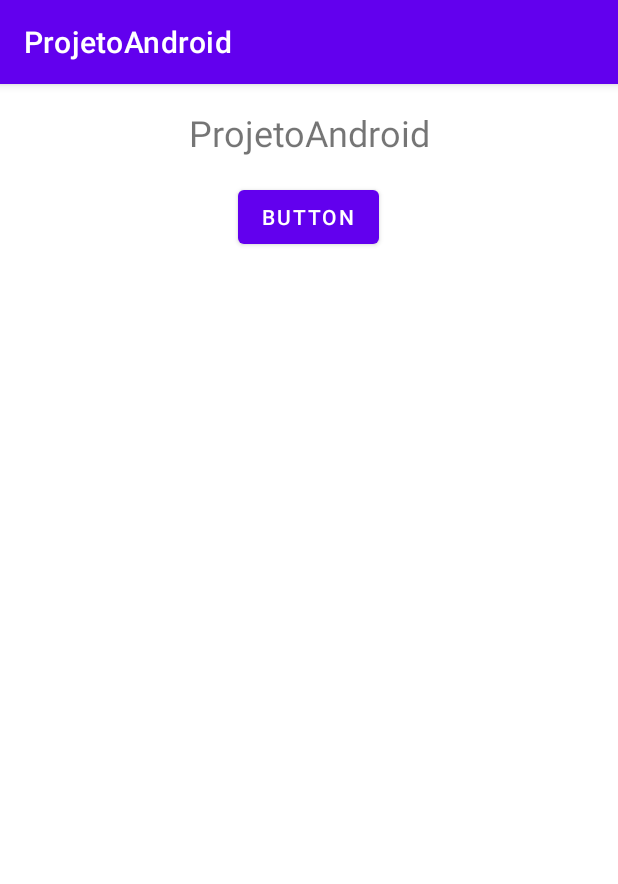
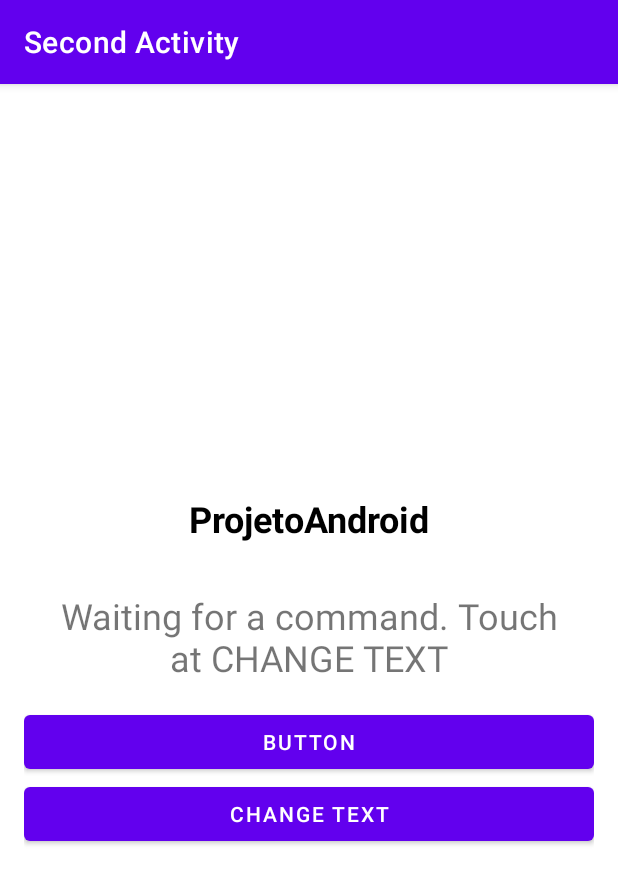
Before and after one commit to fvaladares/ProjetoAndroid1, an Android app: the SecondActivity screen opened directly, with no data from a screen before it, on a phone screen of 412 x 824 dp. Shown: the top 884 px of the screen. Run offline under Robolectric (Android 15) with nearby library versions, the phone set to English and light mode, and no system bars.

Commit message:
Config the SecondActivity.kt
Extract text to strings.xml

```diff
--- a/app/build.gradle
+++ b/app/build.gradle
@@ -9,7 +9,7 @@ android {
 
     defaultConfig {
         applicationId "dev.estudos.projetoandroid"
-        minSdkVersion 24
+        minSdkVersion 26
         targetSdkVersion 30
         versionCode 1
         versionName "1.0"
--- a/app/src/main/java/dev/estudos/projetoandroid/SecondActivity.kt
+++ b/app/src/main/java/dev/estudos/projetoandroid/SecondActivity.kt
@@ -2,17 +2,23 @@ package dev.estudos.projetoandroid
 
 import android.os.Bundle
 import android.widget.Button
+import android.widget.TextView
 import android.widget.Toast
 import androidx.appcompat.app.AppCompatActivity
+import androidx.core.content.ContextCompat
+import java.time.LocalDateTime
+import java.time.format.DateTimeFormatter
 
 class SecondActivity : AppCompatActivity() {
     override fun onCreate(savedInstanceState: Bundle?) {
         super.onCreate(savedInstanceState)
         setContentView(R.layout.activity_second)
 
-        val btnFinalizar = findViewById<Button>(R.id.activity_second_btn)
+        title = "Second Activity"
 
-        btnFinalizar.setOnClickListener {
+        val btnFinish = findViewById<Button>(R.id.activity_second_btn)
+
+        btnFinish.setOnClickListener {
             Toast.makeText(
                 this,
                 "Essa activity será finalizada. Obrigado!!",
@@ -21,5 +27,25 @@ class SecondActivity : AppCompatActivity() {
                 .show()
             this.finish()
         }
+
+        val btnChangeText = findViewById<Button>(R.id.activity_second_btn_change_text)
+
+        btnChangeText.setOnClickListener {
+            Toast.makeText(
+                this,
+                "Changing the text!!",
+                Toast.LENGTH_LONG
+            )
+                .show()
+
+            val tv = findViewById<TextView>(R.id.activity_second_tv_to_change)
+
+//            tv.text = """Currently date and time ${LocalDateTime.now().format(DateTimeFormatter.ofPattern("dd/MM/yyy HH:mm:ss"))}"""
+            tv.text = getString(
+                R.string.second_activity_new_text,
+                LocalDateTime.now().format(DateTimeFormatter.ofPattern("dd/MM/yyy HH:mm:ss"))
+            )
+            tv.setTextColor(ContextCompat.getColor(this, R.color.black))
+        }
     }
 }
--- a/app/src/main/res/layout/activity_second.xml
+++ b/app/src/main/res/layout/activity_second.xml
@@ -4,6 +4,8 @@
     android:layout_width="match_parent"
     android:layout_height="match_parent"
     android:orientation="vertical"
+    android:gravity="center"
+    android:padding="16dp"
     tools:context=".SecondActivity">
 
     <TextView
@@ -14,13 +16,34 @@
         android:layout_margin="16dp"
         android:text="@string/app_name"
         android:textAlignment="center"
-        android:textSize="24dp" />
+        android:textColor="@color/black"
+        android:textSize="24sp"
+        android:textStyle="bold" />
+
+
+    <TextView
+        android:id="@+id/activity_second_tv_to_change"
+        android:layout_width="match_parent"
+        android:layout_height="wrap_content"
+        android:layout_gravity="center"
+        android:layout_margin="16dp"
+        android:text="@string/waiting_for_command"
+        android:textAlignment="center"
+        android:textSize="24sp" />
+
 
     <Button
         android:id="@+id/activity_second_btn"
-        android:layout_width="wrap_content"
+        android:layout_width="match_parent"
         android:layout_height="wrap_content"
         android:layout_gravity="center"
         android:text="@string/button_label" />
 
+
+    <Button
+        android:id="@+id/activity_second_btn_change_text"
+        android:layout_width="match_parent"
+        android:layout_height="wrap_content"
+        android:layout_gravity="center"
+        android:text="@string/button_label_change" />
 </LinearLayout>
--- a/app/src/main/res/values/strings.xml
+++ b/app/src/main/res/values/strings.xml
@@ -2,4 +2,7 @@
     <string name="app_name">ProjetoAndroid</string>
     <string name="button_label">Button</string>
     <string name="button_label_new_activity">Open a new activity</string>
+    <string name="waiting_for_command">Waiting for a command. Touch at CHANGE TEXT</string>
+    <string name="button_label_change">Change Text</string>
+    <string name="second_activity_new_text">Currently date and time %s</string>
 </resources>
```
Also changed, not shown: gradle/wrapper/gradle-wrapper.properties.
